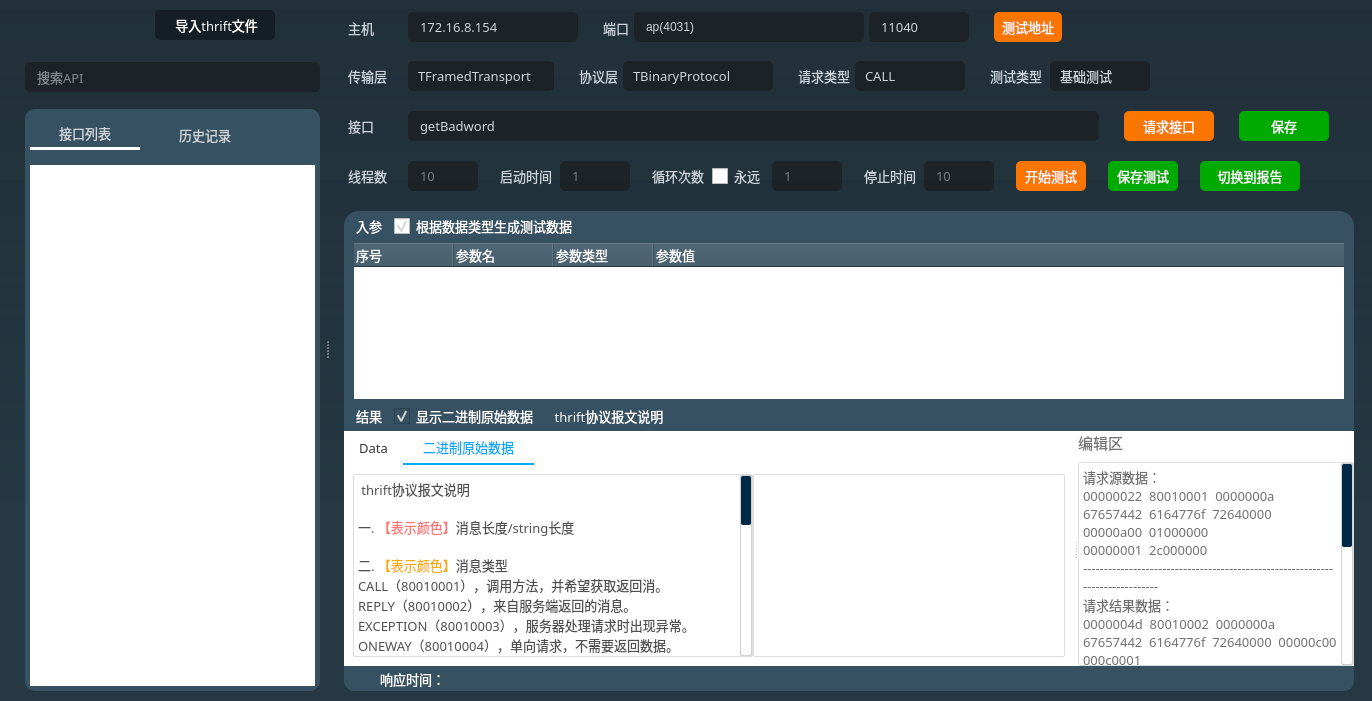
Before: the Qt Designer form source/thriftwidget.ui in HuaGouFdog/Fdog-Kit, drawn with Qt 5.
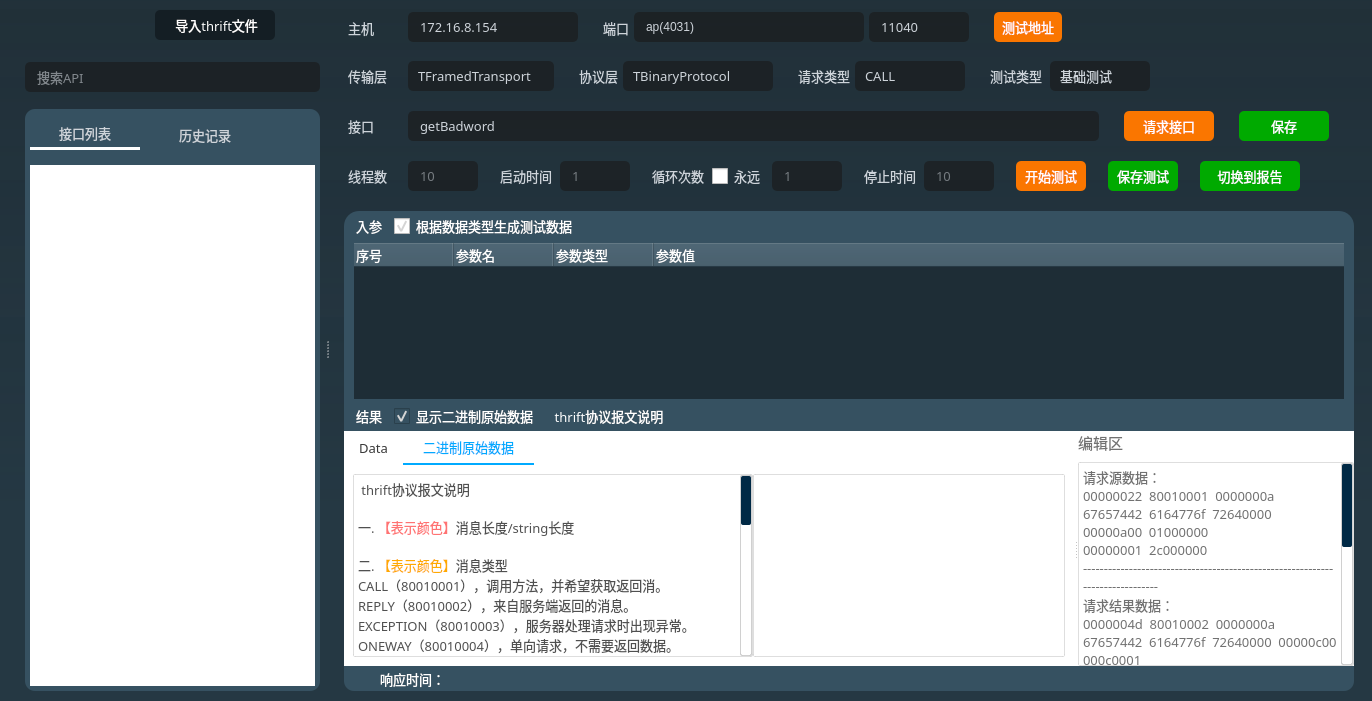
After: the same form once the commit is applied. Icons and pictures are not drawn.

What changed in the file:
```diff
--- a/source/thriftwidget.ui
+++ b/source/thriftwidget.ui
@@ -2513,38 +2513,19 @@
 }
 
 QComboBox{
-	font: 10pt &quot;OPPOSans B&quot;;
-	color:#ffffff;
-	color: rgb(138, 138, 138);
-	background:transparent;
-	border-radius: 0px;
-}
-
-QComboBox::focus {
-border: 1px solid rgb(255, 104, 17);
-}
-
-QComboBox::hover {
-border: 1px solid rgb(255, 104, 17);
-}
-
-
-QComboBox QAbstractItemView{
-	font: 10pt &quot;OPPOSans B&quot;;
 	color:#ffffff;
 	border:0px solid #8a8a8a;
 	color: rgb(138, 138, 138);
-	border-radius:0px;
-	background:transparent;
-    outline:0px;
+	border-radius:5px;
+	/*background-color: rgb(25, 25, 25, 155);*/
+	padding-left:10px;
+	
+	font: 10pt &quot;OPPOSans B&quot;;
 }
 
-QComboBox QAbstractItemView::item
-{
-	height:28px;
-}
+
 QComboBox:disabled{
-	border:1px solid gray;
+	border:0px solid gray;
 	color:gray;
 }
 
@@ -2555,21 +2536,46 @@
 	image: url(:/lib/tree_open.png);
     width:20px;
 	height:20px;
-    margin-right: 10px;
+	margin-right: 10px;
 }
 
 
 QComboBox::down-arrow:enabled{
 	color:#52DCFE;
 }
+
+
 QComboBox QAbstractItemView{
-	outline:0px solid gray;
+	font: 10pt &quot;OPPOSans B&quot;;
+	outline: 0px solid gray;   /* 选定项的虚框 */
 	border:1px solid #1e2d36;
 	color:#ffffff;
 	background-color:#1e2d36;
-	selection-background-color:#52DCFE;
+	selection-background-color:rgb(37, 84, 138);
+	border-radius:0px;
+	padding-bottom:2px;
+	padding-top:2px;
 }
 
+QComboBox QAbstractItemView::item
+{
+	height:30px;
+	font: 10pt &quot;OPPOSans B&quot;;
+	border-radius:5px;
+}
+
+QComboBox QAbstractItemView::item:hover {
+    color:rgb(255,255,255);
+	background-color: rgb(37, 84, 138);
+}
+ 
+/* 下拉后，整个下拉窗体被选择的每项的样式 */
+QComboBox QAbstractItemView::item:selected {
+    color:rgb(255,255,255);
+	background-color: rgb(37, 84, 138);
+}
+
+
 QToolButton {
 	font: 10pt &quot;OPPOSans B&quot;;
 	color: rgb(255, 255, 255);
@@ -2802,10 +2808,10 @@
 QTreeWidget#treeWidget {
 border-right:10px solid rgb(54, 81, 97); 
 border-left:10px solid rgb(54, 81, 97); 
-	outline: none;
+outline: none;
+background-color: rgb(30, 45, 54);
 }
 QTreeWidget::item {
-
 	height: 30px;
 	color: rgb(255, 255, 255);
 	outline: 0px;
```
Left out of the diff: 71 changed lines with no effect on the pictures.
